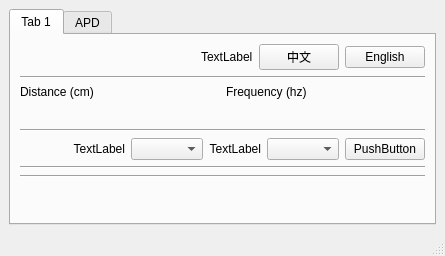
Qt form tf03_setup/main_window.ui (codincodee/tf03_sdk) before a commit.
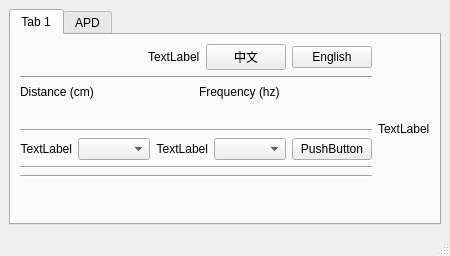
The same form after that commit. The open tabs and pages were chosen to show the change.

Commit message: Adding Plot to Setup

Diff of the .ui file:
```diff
--- a/tf03_setup/main_window.ui
+++ b/tf03_setup/main_window.ui
@@ -18,17 +18,19 @@
   </property>
   <widget class="QWidget" name="centralwidget">
    <layout class="QGridLayout" name="gridLayout">
-    <item row="0" column="0">
+    <item row="1" column="0">
      <widget class="QTabWidget" name="tabWidget">
       <property name="currentIndex">
-       <number>1</number>
+       <number>0</number>
       </property>
       <widget class="QWidget" name="tab">
        <attribute name="title">
         <string>Tab 1</string>
        </attribute>
        <layout class="QGridLayout" name="gridLayout_5">
-        <item row="0" column="0">
+        <item row="9" column="0">
+         <layout class="QVBoxLayout" name="verticalLayout">
+          <item>
          <layout class="QGridLayout" name="gridLayout_4">
           <item row="0" column="2">
            <widget class="QPushButton" name="ChinesePushButton">
@@ -66,14 +68,14 @@
           </item>
          </layout>
         </item>
-        <item row="1" column="0">
+          <item>
          <widget class="Line" name="line_2">
           <property name="orientation">
            <enum>Qt::Horizontal</enum>
           </property>
          </widget>
         </item>
-        <item row="2" column="0">
+          <item>
          <layout class="QGridLayout" name="gridLayout_3">
           <item row="0" column="0">
            <widget class="QLabel" name="DistanceHintLabel">
@@ -131,14 +133,14 @@
           </item>
          </layout>
         </item>
-        <item row="3" column="0">
+          <item>
          <widget class="Line" name="line_3">
           <property name="orientation">
            <enum>Qt::Horizontal</enum>
           </property>
          </widget>
         </item>
-        <item row="4" column="0">
+          <item>
          <layout class="QGridLayout" name="gridLayout_2">
           <item row="0" column="4">
            <widget class="QComboBox" name="BaudRateComboBox"/>
@@ -188,28 +190,28 @@
           </item>
          </layout>
         </item>
-        <item row="5" column="0">
+          <item>
          <widget class="Line" name="line">
           <property name="orientation">
            <enum>Qt::Horizontal</enum>
           </property>
          </widget>
         </item>
-        <item row="6" column="0">
+          <item>
          <layout class="QGridLayout" name="CommandEchoGridLayout"/>
         </item>
-        <item row="7" column="0">
+          <item>
          <widget class="Line" name="line_4">
           <property name="orientation">
            <enum>Qt::Horizontal</enum>
           </property>
          </widget>
         </item>
-        <item row="8" column="0">
+          <item>
          <layout class="QGridLayout" name="FirmwareGridLayout"/>
         </item>
-        <item row="9" column="0">
-         <spacer name="verticalSpacer">
+          <item>
+           <spacer name="verticalSpacer_2">
           <property name="orientation">
            <enum>Qt::Vertical</enum>
           </property>
@@ -220,6 +222,26 @@
            </size>
           </property>
          </spacer>
+          </item>
+         </layout>
+        </item>
+        <item row="9" column="1">
+         <layout class="QVBoxLayout" name="verticalLayout_2">
+          <item>
+           <layout class="QVBoxLayout" name="SetupPagePlotVerticalLayout"/>
+          </item>
+          <item>
+           <layout class="QGridLayout" name="gridLayout_10">
+            <item row="0" column="0">
+             <widget class="QLabel" name="SetupPageTestLabel">
+              <property name="text">
+               <string>TextLabel</string>
+              </property>
+             </widget>
+            </item>
+           </layout>
+          </item>
+         </layout>
         </item>
        </layout>
       </widget>
```
Lines whose indentation alone changed are shown as unchanged. The commit also changes 7 other files.
